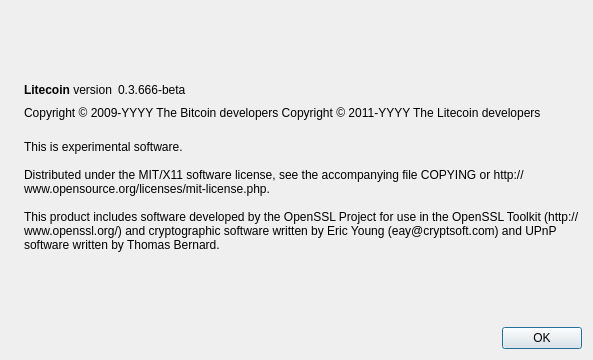
Qt form src/qt/forms/aboutdialog.ui (teestcoin/teestcoin1) before a commit.
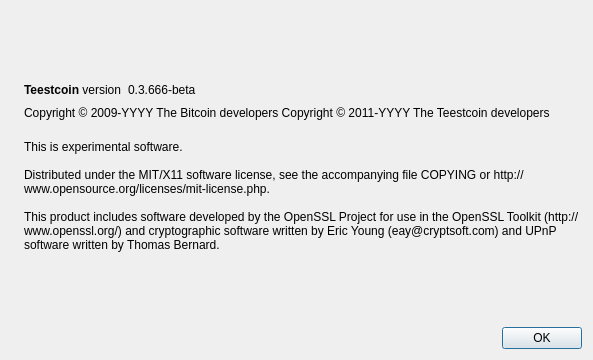
The same form after that commit. Icons and pictures are not drawn.

```diff
--- a/src/qt/forms/aboutdialog.ui
+++ b/src/qt/forms/aboutdialog.ui
@@ -50,7 +50,7 @@
           <cursorShape>IBeamCursor</cursorShape>
          </property>
          <property name="text">
-          <string>&lt;b&gt;Litecoin&lt;/b&gt; version</string>
+          <string>&lt;b&gt;Teestcoin&lt;/b&gt; version</string>
          </property>
          <property name="textInteractionFlags">
           <set>Qt::LinksAccessibleByMouse|Qt::TextSelectableByKeyboard|Qt::TextSelectableByMouse</set>
@@ -92,7 +92,7 @@
        </property>
        <property name="text">
         <string notr="true">Copyright &amp;copy; 2009-YYYY The Bitcoin developers
-Copyright &amp;copy; 2011-YYYY The Litecoin developers</string>
+Copyright &amp;copy; 2011-YYYY The Teestcoin developers</string>
        </property>
        <property name="textFormat">
         <enum>Qt::RichText</enum>
```
Left out of the diff: 2 changed lines with no effect on the pictures.
